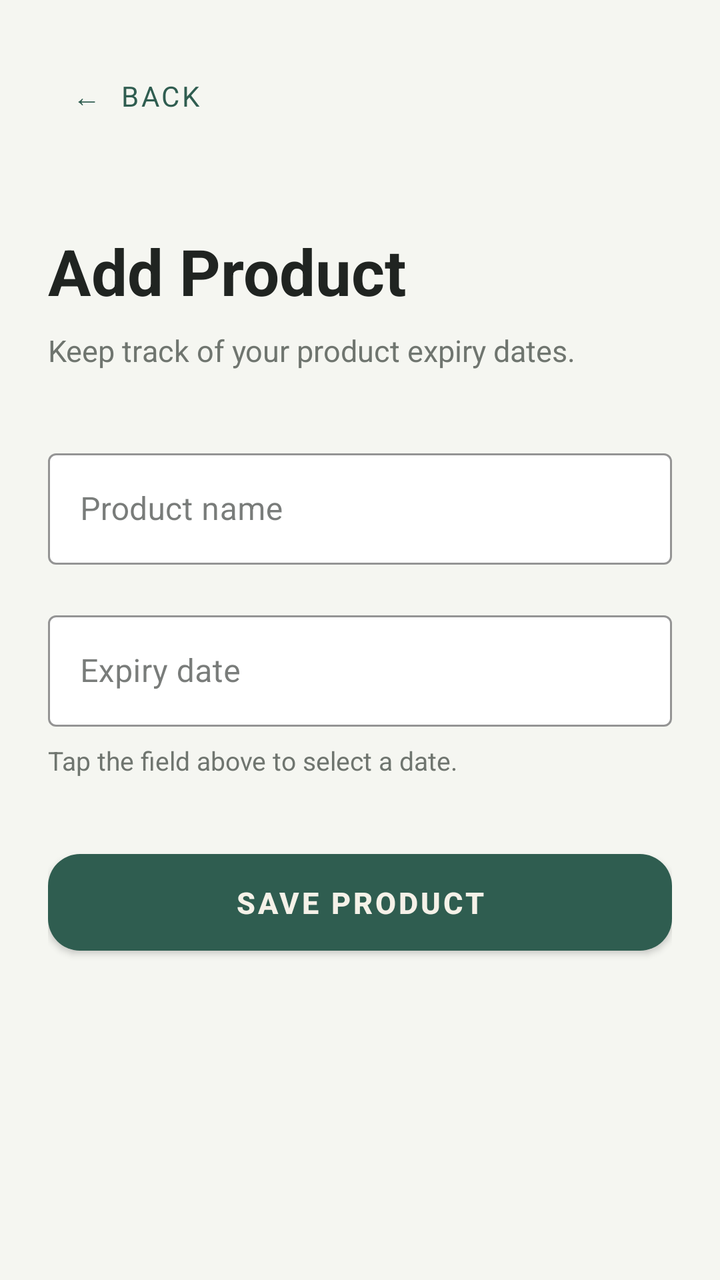
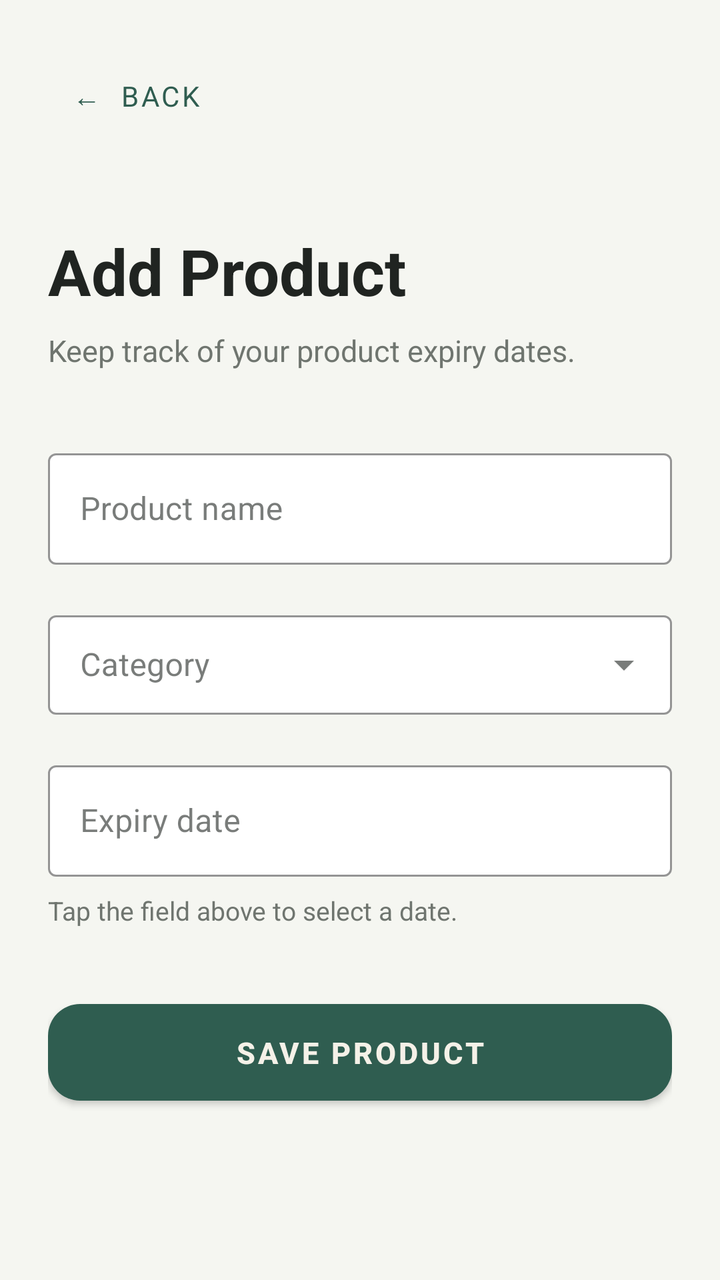

Screens rendered from an Android XML layout before and after an edit, with the pre-edit source and the edit as a unified diff.
<!-- AndroidManifest.xml: application theme Theme.OcrTest -->
<!-- res/layout/activity_add_product.xml -->
<?xml version="1.0" encoding="utf-8"?>
<androidx.constraintlayout.widget.ConstraintLayout
    xmlns:android="http://schemas.android.com/apk/res/android"
    xmlns:app="http://schemas.android.com/apk/res-auto"
    android:layout_width="match_parent"
    android:layout_height="match_parent"
    android:background="@color/background_dark"
    android:padding="24dp">

    <com.google.android.material.button.MaterialButton
        android:id="@+id/btnBack"
        style="@style/Widget.MaterialComponents.Button.TextButton"
        android:layout_width="wrap_content"
        android:layout_height="wrap_content"
        android:text="←  BACK"
        android:textAllCaps="true"
        android:textColor="@color/green_primary"
        android:textSize="14sp"
        android:fontFamily="sans"
        app:layout_constraintStart_toStartOf="parent"
        app:layout_constraintTop_toTopOf="parent" />

    <TextView
        android:id="@+id/tvAddProductTitle"
        android:layout_width="0dp"
        android:layout_height="wrap_content"
        android:layout_marginTop="42dp"
        android:text="Add Product"
        android:textColor="@color/text_primary"
        android:textSize="32sp"
        android:textStyle="bold"
        android:fontFamily="sans"
        app:layout_constraintEnd_toEndOf="parent"
        app:layout_constraintStart_toStartOf="parent"
        app:layout_constraintTop_toBottomOf="@id/btnBack" />

    <TextView
        android:id="@+id/tvAddProductSubtitle"
        android:layout_width="0dp"
        android:layout_height="wrap_content"
        android:layout_marginTop="8dp"
        android:text="Keep track of your product expiry dates."
        android:textColor="@color/text_secondary"
        android:textSize="15sp"
        android:fontFamily="sans"
        app:layout_constraintEnd_toEndOf="parent"
        app:layout_constraintStart_toStartOf="parent"
        app:layout_constraintTop_toBottomOf="@id/tvAddProductTitle" />

    <com.google.android.material.textfield.TextInputLayout
        android:id="@+id/productNameInputLayout"
        style="@style/Widget.MaterialComponents.TextInputLayout.OutlinedBox"
        android:layout_width="0dp"
        android:layout_height="wrap_content"
        android:layout_marginTop="36dp"
        android:hint="Product name"
        app:boxBackgroundColor="@color/card_dark"
        app:boxStrokeColor="@color/green_primary"
        app:hintTextColor="@color/text_secondary"
        app:layout_constraintEnd_toEndOf="parent"
        app:layout_constraintStart_toStartOf="parent"
        app:layout_constraintTop_toBottomOf="@id/tvAddProductSubtitle">

        <com.google.android.material.textfield.TextInputEditText
            android:id="@+id/etProductName"
            android:layout_width="match_parent"
            android:layout_height="wrap_content"
            android:inputType="textCapSentences"
            android:textColor="@color/text_primary"
            android:textColorHint="@color/text_secondary"
            android:textSize="16sp" />

    </com.google.android.material.textfield.TextInputLayout>

    <com.google.android.material.textfield.TextInputLayout
        android:id="@+id/expiryDateInputLayout"
        style="@style/Widget.MaterialComponents.TextInputLayout.OutlinedBox"
        android:layout_width="0dp"
        android:layout_height="wrap_content"
        android:layout_marginTop="20dp"
        android:hint="Expiry date"
        app:boxBackgroundColor="@color/card_dark"
        app:boxStrokeColor="@color/green_primary"
        app:hintTextColor="@color/text_secondary"
        app:layout_constraintEnd_toEndOf="parent"
        app:layout_constraintStart_toStartOf="parent"
        app:layout_constraintTop_toBottomOf="@id/productNameInputLayout">

        <com.google.android.material.textfield.TextInputEditText
            android:id="@+id/etExpiryDate"
            android:layout_width="match_parent"
            android:layout_height="wrap_content"
            android:clickable="true"
            android:focusable="false"
            android:inputType="none"
            android:textColor="@color/text_primary"
            android:textColorHint="@color/text_secondary"
            android:textSize="16sp" />

    </com.google.android.material.textfield.TextInputLayout>

    <TextView
        android:id="@+id/tvDateHint"
        android:layout_width="0dp"
        android:layout_height="wrap_content"
        android:layout_marginTop="8dp"
        android:text="Tap the field above to select a date."
        android:textColor="@color/text_secondary"
        android:textSize="13sp"
        app:layout_constraintEnd_toEndOf="parent"
        app:layout_constraintStart_toStartOf="parent"
        app:layout_constraintTop_toBottomOf="@id/expiryDateInputLayout" />

    <com.google.android.material.button.MaterialButton
        android:id="@+id/btnSaveProduct"
        android:layout_width="0dp"
        android:layout_height="wrap_content"
        android:layout_marginTop="32dp"
        android:paddingTop="14dp"
        android:paddingBottom="14dp"
        android:text="SAVE PRODUCT"
        android:textAllCaps="true"
        android:textColor="#F5F1E8"
        android:textSize="15sp"
        android:textStyle="bold"
        app:backgroundTint="@color/green_primary"
        app:cornerRadius="16dp"
        app:layout_constraintEnd_toEndOf="parent"
        app:layout_constraintStart_toStartOf="parent"
        app:layout_constraintTop_toBottomOf="@id/tvDateHint" />

</androidx.constraintlayout.widget.ConstraintLayout>
<!-- resources referenced by this layout -->
<resources>
  <color name="background_dark">#F5F6F1</color>
  <color name="card_dark">#FFFFFF</color>
  <color name="green_primary">#2F5D50</color>
  <color name="text_primary">#202421</color>
  <color name="text_secondary">#6F756F</color>
  <style name="Theme.OcrTest" parent="Theme.MaterialComponents.NoActionBar">
  
          <item name="colorPrimary">@color/green_primary</item>
          <item name="colorPrimaryVariant">@color/green_primary</item>
          <item name="colorOnPrimary">@color/background_dark</item>
          <item name="colorSecondary">@color/green_primary</item>
          <item name="colorSurface">@color/surface_dark</item>
  
          <item name="android:colorBackground">@color/background_dark</item>
          <item name="android:colorAccent">@color/green_primary</item>
  
          <item name="colorOnSurface">@color/text_primary</item>
  
      </style>
  <color name="surface_dark">#ECEFEA</color>
</resources>

<!-- the commit's change to res/layout/activity_add_product.xml (unified diff, before → after) -->
@@ -47,6 +47,8 @@
         app:layout_constraintStart_toStartOf="parent"
         app:layout_constraintTop_toBottomOf="@id/tvAddProductTitle" />
 
+    
+
     <com.google.android.material.textfield.TextInputLayout
         android:id="@+id/productNameInputLayout"
         style="@style/Widget.MaterialComponents.TextInputLayout.OutlinedBox"
@@ -72,6 +74,40 @@
 
     </com.google.android.material.textfield.TextInputLayout>
 
+    
+
+    <com.google.android.material.textfield.TextInputLayout
+        android:id="@+id/categoryInputLayout"
+        style="@style/Widget.MaterialComponents.TextInputLayout.OutlinedBox.ExposedDropdownMenu"
+        android:layout_width="0dp"
+        android:layout_height="wrap_content"
+        android:layout_marginTop="20dp"
+        android:hint="Category"
+        app:boxBackgroundColor="@color/card_dark"
+        app:boxStrokeColor="@color/green_primary"
+        app:hintTextColor="@color/text_secondary"
+        app:layout_constraintEnd_toEndOf="parent"
+        app:layout_constraintStart_toStartOf="parent"
+        app:layout_constraintTop_toBottomOf="@id/productNameInputLayout">
+
+        <AutoCompleteTextView
+            android:id="@+id/actvCategory"
+            android:layout_width="match_parent"
+            android:layout_height="wrap_content"
+            android:inputType="none"
+            android:textColor="@color/text_primary"
+            android:textColorHint="@color/text_secondary"
+            android:textSize="16sp"
+            android:paddingTop="14dp"
+            android:paddingBottom="14dp"
+            android:popupBackground="@color/card_dark"
+            android:dropDownVerticalOffset="4dp"
+            android:popupElevation="8dp"/>
+
+    </com.google.android.material.textfield.TextInputLayout>
+
+    
+
     <com.google.android.material.textfield.TextInputLayout
         android:id="@+id/expiryDateInputLayout"
         style="@style/Widget.MaterialComponents.TextInputLayout.OutlinedBox"
@@ -84,7 +120,7 @@
         app:hintTextColor="@color/text_secondary"
         app:layout_constraintEnd_toEndOf="parent"
         app:layout_constraintStart_toStartOf="parent"
-        app:layout_constraintTop_toBottomOf="@id/productNameInputLayout">
+        app:layout_constraintTop_toBottomOf="@id/categoryInputLayout">
 
         <com.google.android.material.textfield.TextInputEditText
             android:id="@+id/etExpiryDate"
